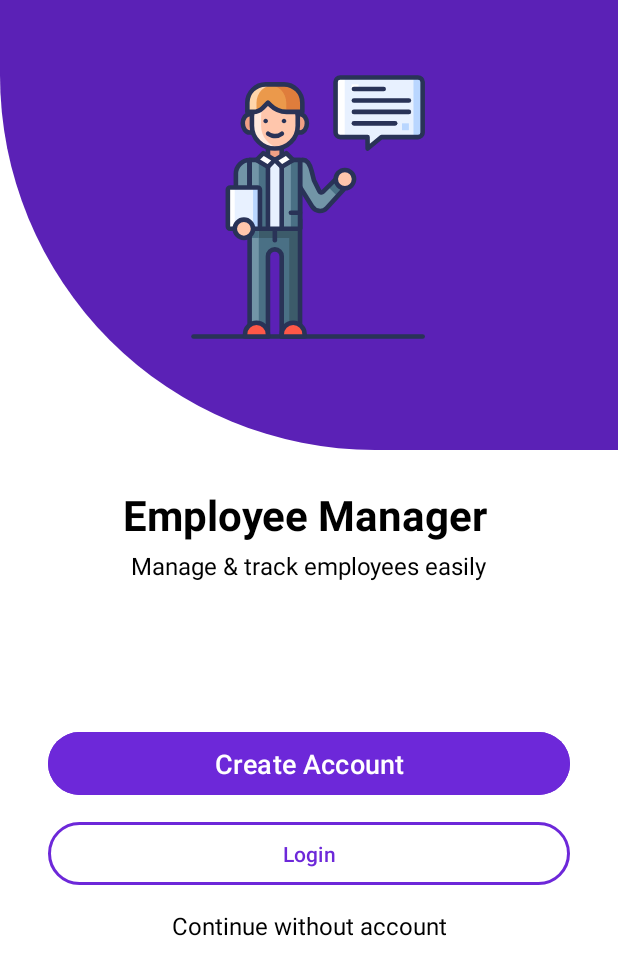
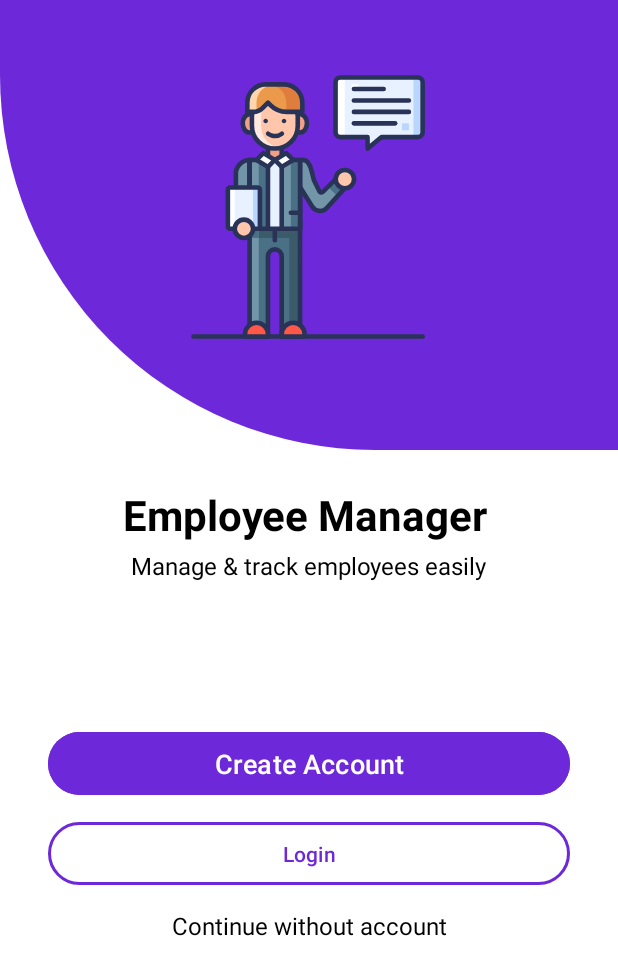
Before and after one commit to koraish3438/EmployeeManager, an Android app: the screen it shows after launch (WelcomeActivity), on a phone screen of 412 x 824 dp. Shown: the top 975 px of the screen. Run offline under Robolectric (Android 15) with nearby library versions, the phone set to English and light mode, and no system bars.

Commit message:
Third commit

```diff
--- a/app/src/main/res/drawable/bg_welcome_curve.xml
+++ b/app/src/main/res/drawable/bg_welcome_curve.xml
@@ -1,6 +1,6 @@
 <?xml version="1.0" encoding="utf-8"?>
 <shape xmlns:android="http://schemas.android.com/apk/res/android"
     android:shape="rectangle">
-    <solid android:color="@color/purple_700"/>
+    <solid android:color="@color/purple_500"/>
     <corners android:bottomLeftRadius="250dp" />
 </shape>
```
